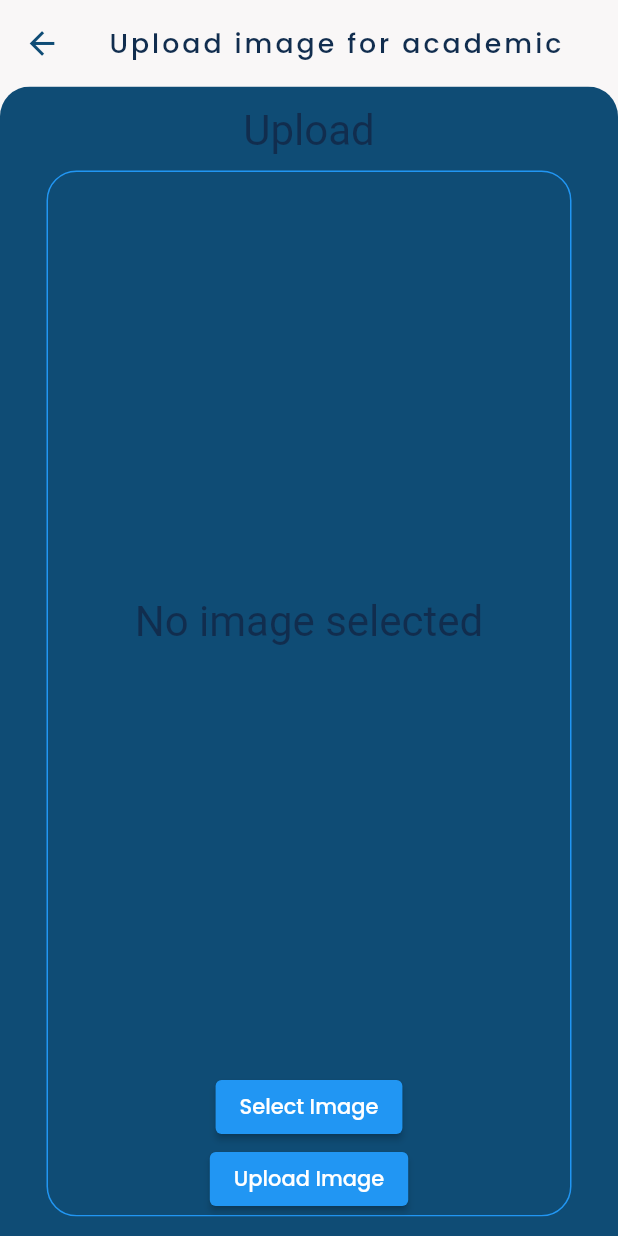
After one commit to smit-kukadiya/EduInfo, a Flutter app: the UploadImageScreen screen opened directly, after a tap on "Select Image", on a phone screen of 412 x 824 dp. The commit adds this screen. Run offline on Flutter 3.47's test engine with Material 2 defaults, Android fonts, the phone set to English and light mode, and no system bars; our stand-ins replace cloud_firestore, firebase_auth, firebase_core, firebase_storage, flutter_svg, get and 4 more; accounts and stored records are empty; project files that could hold a hidden picture were left out.

Commit message:
Upload image screen for multi uses

```diff
--- a/lib/screens/add_parent/widget/add_parent_widget.dart
+++ b/lib/screens/add_parent/widget/add_parent_widget.dart
@@ -41,7 +41,8 @@ class AddParentUsers extends StatelessWidget {
         'role': 'parent',
         'tuid': teacher,
         'uid': parentUID,
-        'first name': ''
+        'first name': '',
+        'payment status': "",
       });
 
       await FirebaseFirestore.instance.collection('users').doc(teacher).update({
--- a/lib/screens/add_student/widget/add_student_widget.dart
+++ b/lib/screens/add_student/widget/add_student_widget.dart
@@ -48,7 +48,8 @@ class AddStudentUsers extends StatelessWidget {
         'role': 'student',
         'tuid': teacher,
         'uid': studentUID,
-        'first name': ''
+        'first name': '',
+        'payment status': "",
       });
 
       membersDefaultList.add({
--- a/lib/screens/college_cal_screen/college_cal_screen.dart
+++ b/lib/screens/college_cal_screen/college_cal_screen.dart
@@ -1,6 +1,7 @@
 import 'dart:io';
 
 import 'package:EduInfo/auth/auth_controller.dart';
+import 'package:EduInfo/screens/upload%20image/upload_image_screen.dart';
 import 'package:get/get.dart';
 import 'package:image_picker/image_picker.dart';
 import '../../constants.dart';
@@ -40,7 +41,7 @@ class CollegeCalScreen extends StatelessWidget {
   Widget build(BuildContext context) {
     return Scaffold(
       appBar: AppBar(
-        title: Text('Academic Calendar', style: TextStyle(color: kTextWhiteColor),),
+        title: const Text('Academic Calendar', style: TextStyle(color: kTextWhiteColor),),
       ),
       body: Column(
         children: [
@@ -69,107 +70,17 @@ class CollegeCalScreen extends StatelessWidget {
                 ),
           ),
         ],
-       //const Center(
-          //child:
       ),
-      // body: Column(
-      //   children: [
-      //     Expanded(
-      //       child: Container(
-      //         decoration: BoxDecoration(
-      //           color: kOtherColor,
-      //           borderRadius: kTopBorderRadius,
-      //         ),
-      //         child: ListView.builder(
-      //             padding: EdgeInsets.all(kDefaultPadding),
-      //             //itemCount: assignment.length,
-      //             itemBuilder: (context, int index) {
-      //               return Container(
-      //                 margin: EdgeInsets.only(bottom: kDefaultPadding),
-      //                 child: Column(
-      //                   mainAxisAlignment: MainAxisAlignment.center,
-      //                   children: [
-      //                     Container(
-      //                       padding: EdgeInsets.all(kDefaultPadding),
-      //                       decoration: BoxDecoration(
-      //                         borderRadius:
-      //                             BorderRadius.circular(kDefaultPadding),
-      //                         color: kOtherColor,
-      //                         boxShadow: [
-      //                           BoxShadow(
-      //                             color: kTextLightColor,
-      //                             blurRadius: 2.0,
-      //                           ),
-      //                         ],
-      //                       ),
-      //                       child: Column(
-      //                         crossAxisAlignment: CrossAxisAlignment.start,
-      //                         children: [
-      //                           Container(
-      //                             width: 40.w,
-      //                             height: 4.h,
-      //                             decoration: BoxDecoration(
-      //                               color: kSecondaryColor.withOpacity(0.4),
-      //                               borderRadius:
-      //                                   BorderRadius.circular(kDefaultPadding),
-      //                             ),
-      //                             child: Center(
-      //                               child: Text(
-      //                                 assignment[index].subjectName,
-      //                                 style: Theme.of(context).textTheme.caption,
-      //                               ),
-      //                             ),
-      //                           ),
-      //                           kHalfSizedBox,
-      //                           Text(
-      //                             assignment[index].topicName,
-      //                             style: Theme.of(context).textTheme.subtitle2!.copyWith(
-      //                               color: kTextBlackColor,
-      //                               fontWeight: FontWeight.w900,
-      //                             ),
-      //                           ),
-      //                           kHalfSizedBox,
-      //                           AssignmentDetailRow(
-      //                             title: 'Assign Date',
-      //                             statusValue: assignment[index].assignDate,
-      //                           ),
-      //                           kHalfSizedBox,
-      //                           AssignmentDetailRow(
-      //                             title: 'Last Date',
-      //                             statusValue: assignment[index].lastDate,
-      //                           ),
-      //                           kHalfSizedBox,
-      //                           AssignmentDetailRow(
-      //                             title: 'Status',
-      //                             statusValue: assignment[index].status,
-      //                           ),
-      //                           kHalfSizedBox,
-      //                           //use condition here to display button
-      //                           if (assignment[index].status == 'Pending')
-      //                             //then show button
-      //                             AssignmentButton(
-      //                               onPress: () {
-      //                                 //submit here
-      //                               },
-      //                               title: 'To be Submitted',
-      //                             ),
-      //                         ],
-      //                       ),
-      //                     ),
-      //                   ],
-      //                 ),
-      //               );
-      //             }),
-      //       ),
-      //     ),
-      //   ],
-      // ),
       floatingActionButton:  Visibility(visible:authController.myUser.value.wrole == 'teacher',
         child:
         FloatingActionButton(
-                onPressed: () {
-                  getImage(ImageSource.gallery);
-                },
+                onPressed: () => Navigator.of(context).push(
+                    MaterialPageRoute(
+                      builder: (_) => UploadImageScreen(
+                        screenName: 'academic',
+                      ),
+                    ),
+                  ),
                 child: Icon(Icons.add),
               )),
     );
--- a/lib/screens/sign_up_screen/sign_up_screen.dart
+++ b/lib/screens/sign_up_screen/sign_up_screen.dart
@@ -128,6 +128,9 @@ class _SignUpScreenState extends State<SignUpScreen> {
       'group student': groupStudentId,
       'group parent': groupParentId,
       'uid': FirebaseAuth.instance.currentUser?.uid.toString(),
+      'account no': "",
+      'ifsc code': "",
+      'recipient name': "",
     });
     await FirebaseFirestore.instance.collection('groups').doc(groupDefaultId).set({
       "id": groupDefaultId,
--- /dev/null
+++ b/lib/screens/upload image/upload_image_screen.dart
@@ -0,0 +1,140 @@
+import 'dart:io';
+
+import 'package:EduInfo/auth/auth_controller.dart';
+import 'package:EduInfo/constants.dart';
+import 'package:firebase_storage/firebase_storage.dart';
+import 'package:flutter/material.dart';
+import 'package:flutter/src/foundation/key.dart';
+import 'package:flutter/src/widgets/framework.dart';
+import 'package:get/get.dart';
+import 'package:image_picker/image_picker.dart';
+
+class UploadImageScreen extends StatefulWidget {
+  final String screenName;
+  const UploadImageScreen({required this.screenName, Key? key})
+      : super(key: key);
+
+  @override
+  State<UploadImageScreen> createState() => _UploadImageScreenState();
+}
+
+class _UploadImageScreenState extends State<UploadImageScreen> {
+  AuthController authController = Get.put(AuthController());
+  final ImagePicker _picker = ImagePicker();
+  File? selectedImage;
+  String? downloadURL;
+
+  Future imagePickerMethod() async {
+    final pick = await _picker.pickImage(source: ImageSource.gallery);
+
+    setState(() {
+      if (pick != null) {
+        selectedImage = File(pick.path);
+      } else {
+        showSnackBar("No file selector", Duration(milliseconds: 400));
+      }
+    });
+  }
+
+  Future uploadImage() async {
+    final postID = DateTime.now().millisecondsSinceEpoch.toString();
+    Reference ref = FirebaseStorage.instance
+        .ref()
+        .child('teachers')
+        .child(authController.myUser.value.uid ?? "")
+        .child(widget.screenName)
+        .child("post_$postID");
+    await ref.putFile(selectedImage!);
+    downloadURL = await ref.getDownloadURL();
+  }
+
+  showSnackBar(String snackText, Duration d) {
+    final snackBar = SnackBar(
+      content: Text(snackText),
+      duration: d,
+    );
+    ScaffoldMessenger.of(context).showSnackBar(snackBar);
+  }
+
+  @override
+  Widget build(BuildContext context) {
+    return Scaffold(
+      appBar: AppBar(
+        title: Text(
+          "Upload image for ${widget.screenName}",
+          style: const TextStyle(color: kTextWhiteColor),
+        ),
+      ),
+      body: Column(
+        children: [
+          Expanded(
+            child: Container(
+              decoration: BoxDecoration(
+                borderRadius: kTopBorderRadius,
+                color: kOtherColor,
+              ),
+              child: Padding(
+                padding: const EdgeInsets.all(13.0),
+                child: ClipRRect(
+                  borderRadius: BorderRadius.circular(30),
+                  child: SizedBox(
+                    height: 550,
+                    width: double.infinity,
+                    child: Column(
+                      children: [
+                        const Text('Upload'),
+                        const SizedBox(
+                          height: 10,
+                        ),
+                        Expanded(
+                          flex: 4,
+                          child: Container(
+                              width: 350,
+                              decoration: BoxDecoration(
+                                  borderRadius: BorderRadius.circular(20),
+                                  border: Border.all(color: Colors.blue)),
+                              child: Center(
+                                child: Column(
+                                  mainAxisAlignment:
+                                      MainAxisAlignment.spaceBetween,
+                                  children: [
+                                    Expanded(
+                                        child: selectedImage == null
+                                            ? const Center(
+                                                child:
+                                                    Text('No image selected'))
+                                            : Image.file(selectedImage!)),
+                                    ElevatedButton(
+                                        onPressed: () {
+                                          imagePickerMethod();
+                                        },
+                                        child: Text("Select Image")),
+                                    ElevatedButton(
+                                        onPressed: () {
+                                          if (selectedImage != null) {
+                                            uploadImage().whenComplete(() =>
+                                                showSnackBar(
+                                                    "Image Uploaded Successfully",
+                                                    Duration(seconds: 2)));
+                                          } else {
+                                            showSnackBar("No image selected",
+                                                Duration(seconds: 2));
+                                          }
+                                        },
+                                        child: Text("Upload Image")),
+                                  ],
+                                ),
+                              )),
+                        ),
+                      ],
+                    ),
+                  ),
+                ),
+              ),
+            ),
+          ),
+        ],
+      ),
+    );
+  }
+}
--- a/pubspec.yaml
+++ b/pubspec.yaml
@@ -40,6 +40,7 @@ dependencies:
   intl: ^0.17.0
   uuid: ^3.0.7
   get: ^4.6.5
+  flutter_slidable: ^3.0.0
 
   # The following adds the Cupertino Icons font to your application.
   # Use with the CupertinoIcons class for iOS style icons.
--- a/task.txt
+++ b/task.txt
@@ -1,3 +1,3 @@
-Payment fees section
+Payment fees section where teacher can see image of screenshot of payment
 Contact detail for student and parent
 Event Section to connect database and redirect data
```
Also changed, not shown: 3 other files.
